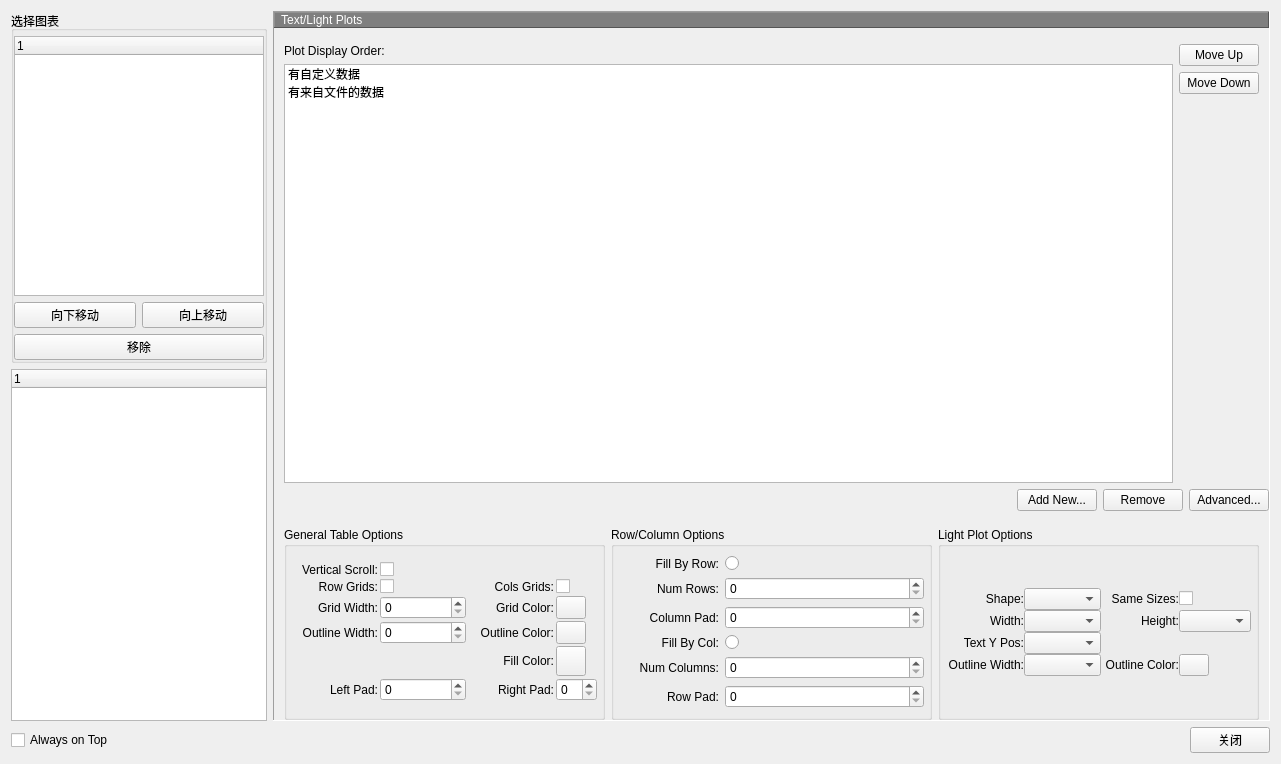
Above: PlotManager.ui from 23wwwtt/plotxy before the change. Below: the same form after it.
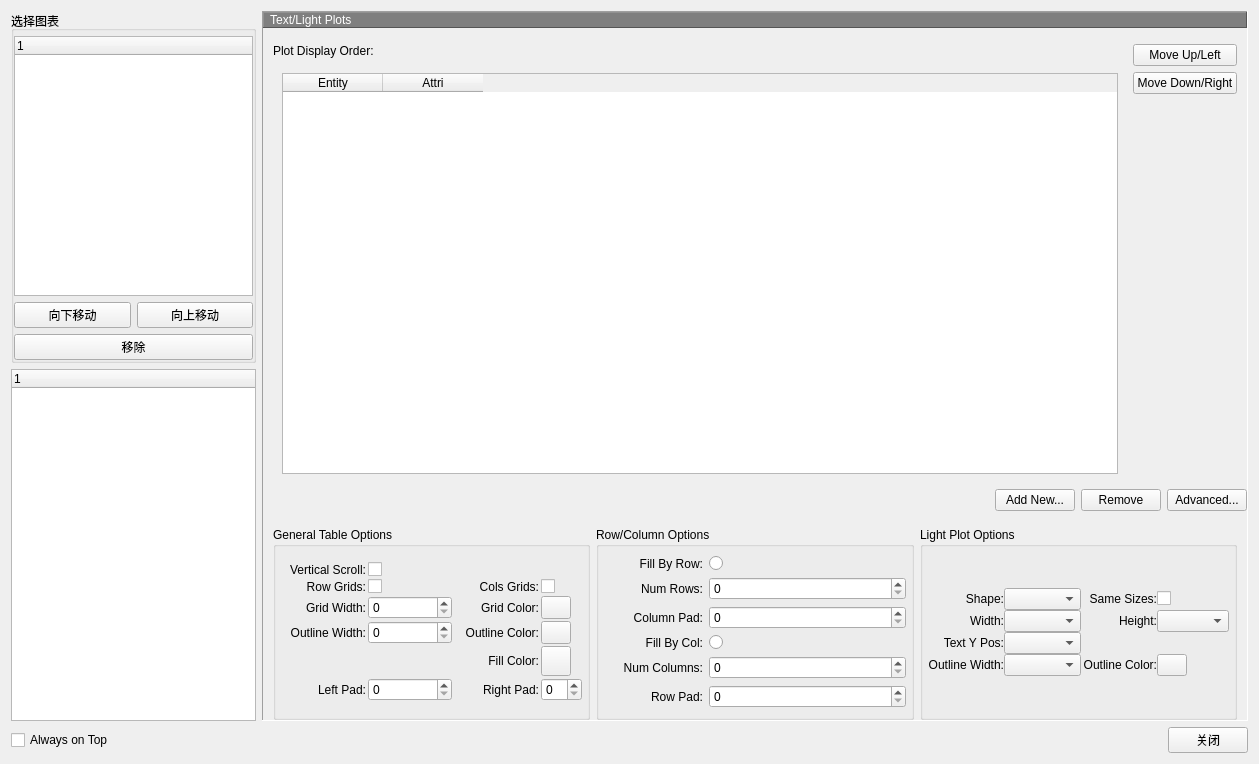
That is the form after the change. The open tabs and pages were chosen to show the change. Custom widgets are drawn as their Qt base class.

```diff
--- a/PlotManager.ui
+++ b/PlotManager.ui
@@ -6,7 +6,7 @@
    <rect>
     <x>0</x>
     <y>0</y>
-    <width>1281</width>
+    <width>1259</width>
     <height>764</height>
    </rect>
   </property>
@@ -4534,17 +4534,35 @@
               </widget>
              </item>
              <item>
-              <widget class="QListWidget" name="listWidget_textLightPlots">
-               <item>
-                <property name="text">
-                 <string>有自定义数据</string>
-                </property>
-               </item>
-               <item>
-                <property name="text">
-                 <string>有来自文件的数据</string>
-                </property>
-               </item>
+              <widget class="QStackedWidget" name="stackedWidget_LightTextDataSort">
+               <property name="currentIndex">
+                <number>1</number>
+               </property>
+               <widget class="QWidget" name="page_TextDataSort">
+                <layout class="QVBoxLayout" name="verticalLayout_75">
+                 <item>
+                  <widget class="QTableWidget" name="tableWidget_TextDataSort">
+                   <column>
+                    <property name="text">
+                     <string>Entity</string>
+                    </property>
+                   </column>
+                   <column>
+                    <property name="text">
+                     <string>Attri</string>
+                    </property>
+                   </column>
+                  </widget>
+                 </item>
+                </layout>
+               </widget>
+               <widget class="QWidget" name="page_LightDataSort">
+                <layout class="QVBoxLayout" name="verticalLayout_76">
+                 <item>
+                  <widget class="QTableWidget" name="tableWidget_LightDataSort"/>
+                 </item>
+                </layout>
+               </widget>
               </widget>
              </item>
             </layout>
@@ -4554,14 +4572,14 @@
              <item>
               <widget class="QPushButton" name="pushButton_66">
                <property name="text">
-                <string>Move Up</string>
+                <string>Move Up/Left</string>
                </property>
               </widget>
              </item>
              <item>
               <widget class="QPushButton" name="pushButton_67">
                <property name="text">
-                <string>Move Down</string>
+                <string>Move Down/Right</string>
                </property>
               </widget>
              </item>
```
Left out of the diff: 51 changed lines with no effect on the pictures.
